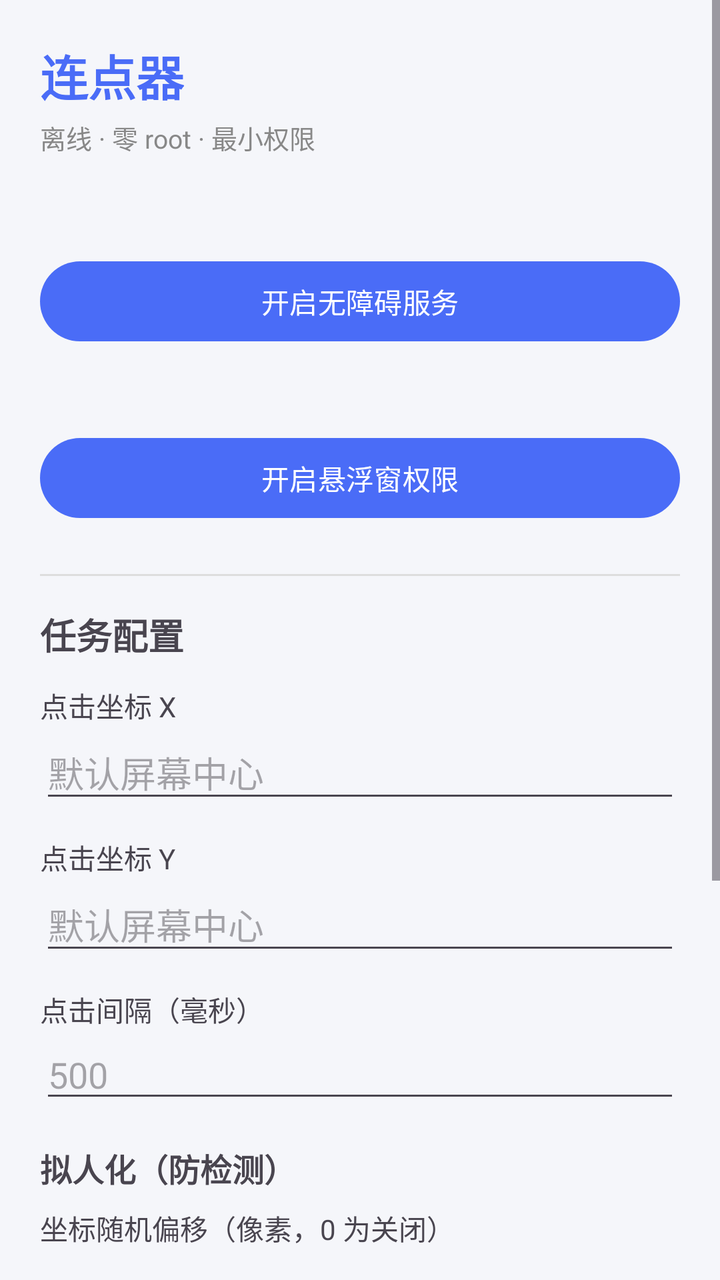
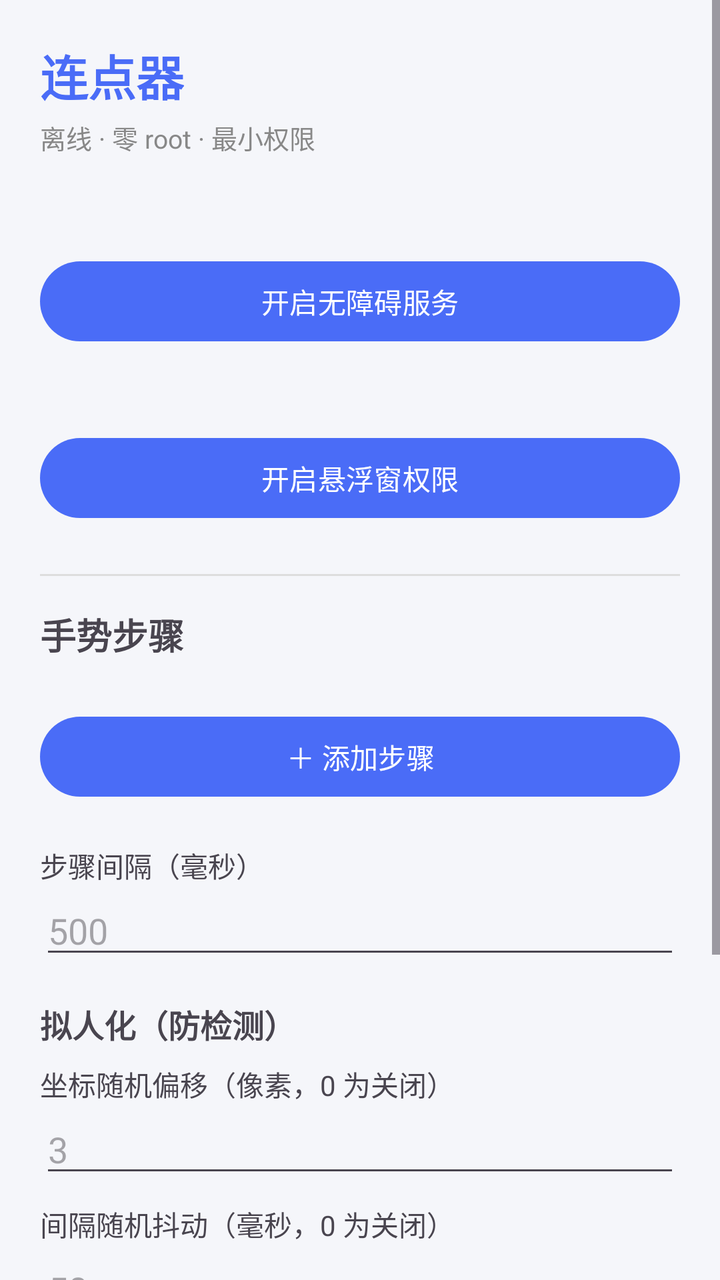

Two renders of the same Android screen: before a commit and after it. Below are the layout's source before the change and the commit's diff.
<!-- AndroidManifest.xml: application theme Theme.Clicker -->
<!-- res/layout/activity_main.xml -->
<?xml version="1.0" encoding="utf-8"?>
<ScrollView xmlns:android="http://schemas.android.com/apk/res/android"
    android:layout_width="match_parent"
    android:layout_height="match_parent"
    android:fillViewport="true">

    <LinearLayout
        android:layout_width="match_parent"
        android:layout_height="wrap_content"
        android:orientation="vertical"
        android:padding="20dp">

        <TextView
            android:layout_width="wrap_content"
            android:layout_height="wrap_content"
            android:text="连点器"
            android:textSize="24sp"
            android:textStyle="bold"
            android:textColor="@color/primary" />

        <TextView
            android:layout_width="wrap_content"
            android:layout_height="wrap_content"
            android:layout_marginTop="4dp"
            android:text="离线 · 零 root · 最小权限"
            android:textSize="13sp"
            android:textColor="#888888" />

        
        <TextView
            android:id="@+id/tv_accessibility_status"
            android:layout_width="match_parent"
            android:layout_height="wrap_content"
            android:layout_marginTop="20dp"
            android:textSize="15sp" />

        <Button
            android:id="@+id/btn_accessibility"
            android:layout_width="match_parent"
            android:layout_height="wrap_content"
            android:layout_marginTop="8dp"
            android:text="开启无障碍服务" />

        <TextView
            android:id="@+id/tv_overlay_status"
            android:layout_width="match_parent"
            android:layout_height="wrap_content"
            android:layout_marginTop="12dp"
            android:textSize="15sp" />

        <Button
            android:id="@+id/btn_overlay"
            android:layout_width="match_parent"
            android:layout_height="wrap_content"
            android:layout_marginTop="8dp"
            android:text="开启悬浮窗权限" />

        <View
            android:layout_width="match_parent"
            android:layout_height="1dp"
            android:layout_marginTop="24dp"
            android:layout_marginBottom="16dp"
            android:background="#DDDDDD" />

        
        <TextView
            android:layout_width="wrap_content"
            android:layout_height="wrap_content"
            android:text="任务配置"
            android:textSize="18sp"
            android:textStyle="bold" />

        <TextView
            android:layout_width="wrap_content"
            android:layout_height="wrap_content"
            android:layout_marginTop="12dp"
            android:text="点击坐标 X" />

        <EditText
            android:id="@+id/et_x"
            android:layout_width="match_parent"
            android:layout_height="wrap_content"
            android:inputType="numberDecimal"
            android:hint="默认屏幕中心" />

        <TextView
            android:layout_width="wrap_content"
            android:layout_height="wrap_content"
            android:layout_marginTop="12dp"
            android:text="点击坐标 Y" />

        <EditText
            android:id="@+id/et_y"
            android:layout_width="match_parent"
            android:layout_height="wrap_content"
            android:inputType="numberDecimal"
            android:hint="默认屏幕中心" />

        <TextView
            android:layout_width="wrap_content"
            android:layout_height="wrap_content"
            android:layout_marginTop="12dp"
            android:text="点击间隔（毫秒）" />

        <EditText
            android:id="@+id/et_interval"
            android:layout_width="match_parent"
            android:layout_height="wrap_content"
            android:inputType="number"
            android:hint="500" />

        <TextView
            android:layout_width="wrap_content"
            android:layout_height="wrap_content"
            android:layout_marginTop="16dp"
            android:text="拟人化（防检测）"
            android:textStyle="bold"
            android:textSize="16sp" />

        <TextView
            android:layout_width="wrap_content"
            android:layout_height="wrap_content"
            android:layout_marginTop="8dp"
            android:text="坐标随机偏移（像素，0 为关闭）" />

        <EditText
            android:id="@+id/et_coord_jitter"
            android:layout_width="match_parent"
            android:layout_height="wrap_content"
            android:inputType="numberDecimal"
            android:hint="3" />

        <TextView
            android:layout_width="wrap_content"
            android:layout_height="wrap_content"
            android:layout_marginTop="8dp"
            android:text="间隔随机抖动（毫秒，0 为关闭）" />

        <EditText
            android:id="@+id/et_interval_jitter"
            android:layout_width="match_parent"
            android:layout_height="wrap_content"
            android:inputType="number"
            android:hint="50" />

        <Button
            android:id="@+id/btn_save"
            android:layout_width="match_parent"
            android:layout_height="wrap_content"
            android:layout_marginTop="20dp"
            android:text="保存配置" />

        <Button
            android:id="@+id/btn_show_ball"
            android:layout_width="match_parent"
            android:layout_height="wrap_content"
            android:layout_marginTop="8dp"
            android:text="显示悬浮球" />

        <TextView
            android:layout_width="match_parent"
            android:layout_height="wrap_content"
            android:layout_marginTop="16dp"
            android:textSize="12sp"
            android:textColor="#999999"
            android:text="提示：本应用拟人化参数用于降低机械操作规律，不承诺绝对防检测。" />

    </LinearLayout>
</ScrollView>
<!-- resources referenced by this layout -->
<resources>
  <color name="primary">#4A6CF7</color>
  <style name="Theme.Clicker" parent="Theme.Material3.DayNight.NoActionBar">
          <item name="colorPrimary">@color/primary</item>
          <item name="colorPrimaryDark">@color/primary_dark</item>
          <item name="colorAccent">@color/accent</item>
          <item name="android:statusBarColor">@color/bg</item>
          <item name="android:windowBackground">@color/bg</item>
      </style>
  <color name="primary_dark">#3A56D4</color>
  <color name="accent">#FF6B6B</color>
  <color name="bg">#F5F6FA</color>
</resources>

<!-- the commit's change to res/layout/activity_main.xml (unified diff, before → after) -->
@@ -66,41 +66,29 @@
         <TextView
             android:layout_width="wrap_content"
             android:layout_height="wrap_content"
-            android:text="任务配置"
+            android:text="手势步骤"
             android:textSize="18sp"
             android:textStyle="bold" />
+
+        <androidx.recyclerview.widget.RecyclerView
+            android:id="@+id/rv_steps"
+            android:layout_width="match_parent"
+            android:layout_height="wrap_content"
+            android:layout_marginTop="12dp"
+            android:nestedScrollingEnabled="false" />
+
+        <Button
+            android:id="@+id/btn_add_step"
+            android:layout_width="match_parent"
+            android:layout_height="wrap_content"
+            android:layout_marginTop="12dp"
+            android:text="＋ 添加步骤" />
 
         <TextView
             android:layout_width="wrap_content"
             android:layout_height="wrap_content"
-            android:layout_marginTop="12dp"
-            android:text="点击坐标 X" />
-
-        <EditText
-            android:id="@+id/et_x"
-            android:layout_width="match_parent"
-            android:layout_height="wrap_content"
-            android:inputType="numberDecimal"
-            android:hint="默认屏幕中心" />
-
-        <TextView
-            android:layout_width="wrap_content"
-            android:layout_height="wrap_content"
-            android:layout_marginTop="12dp"
-            android:text="点击坐标 Y" />
-
-        <EditText
-            android:id="@+id/et_y"
-            android:layout_width="match_parent"
-            android:layout_height="wrap_content"
-            android:inputType="numberDecimal"
-            android:hint="默认屏幕中心" />
-
-        <TextView
-            android:layout_width="wrap_content"
-            android:layout_height="wrap_content"
-            android:layout_marginTop="12dp"
-            android:text="点击间隔（毫秒）" />
+            android:layout_marginTop="20dp"
+            android:text="步骤间隔（毫秒）" />
 
         <EditText
             android:id="@+id/et_interval"
